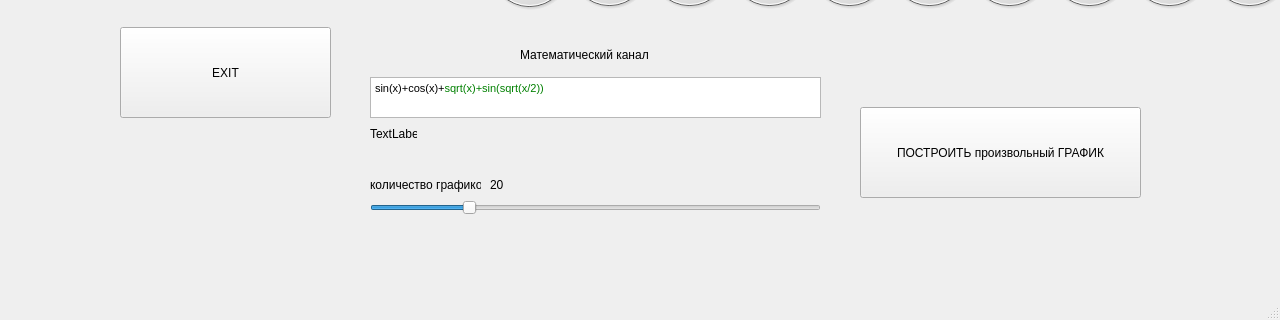
The window that mainwindow.ui (tomyqg/topaz-m) describes before a commit, drawn with Qt 5; both pictures show x 0 to 1280 and y 480 to 800 of the 1280 by 800 pixel window.
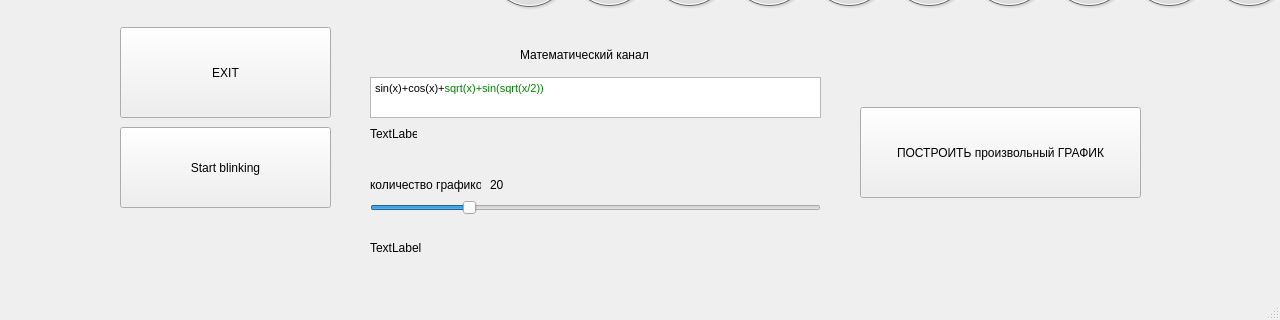
The same window after the commit. Icons and pictures are not drawn. Custom widgets are drawn as their Qt base class.

```diff
--- a/mainwindow.ui
+++ b/mainwindow.ui
@@ -451,6 +451,32 @@
      <string>20</string>
     </property>
    </widget>
+   <widget class="QPushButton" name="pushButton_3">
+    <property name="geometry">
+     <rect>
+      <x>120</x>
+      <y>590</y>
+      <width>211</width>
+      <height>81</height>
+     </rect>
+    </property>
+    <property name="text">
+     <string>Start blinking</string>
+    </property>
+   </widget>
+   <widget class="QLabel" name="label_7">
+    <property name="geometry">
+     <rect>
+      <x>370</x>
+      <y>690</y>
+      <width>831</width>
+      <height>41</height>
+     </rect>
+    </property>
+    <property name="text">
+     <string>TextLabel</string>
+    </property>
+   </widget>
   </widget>
   <widget class="QMenuBar" name="menuBar">
    <property name="geometry">
```
